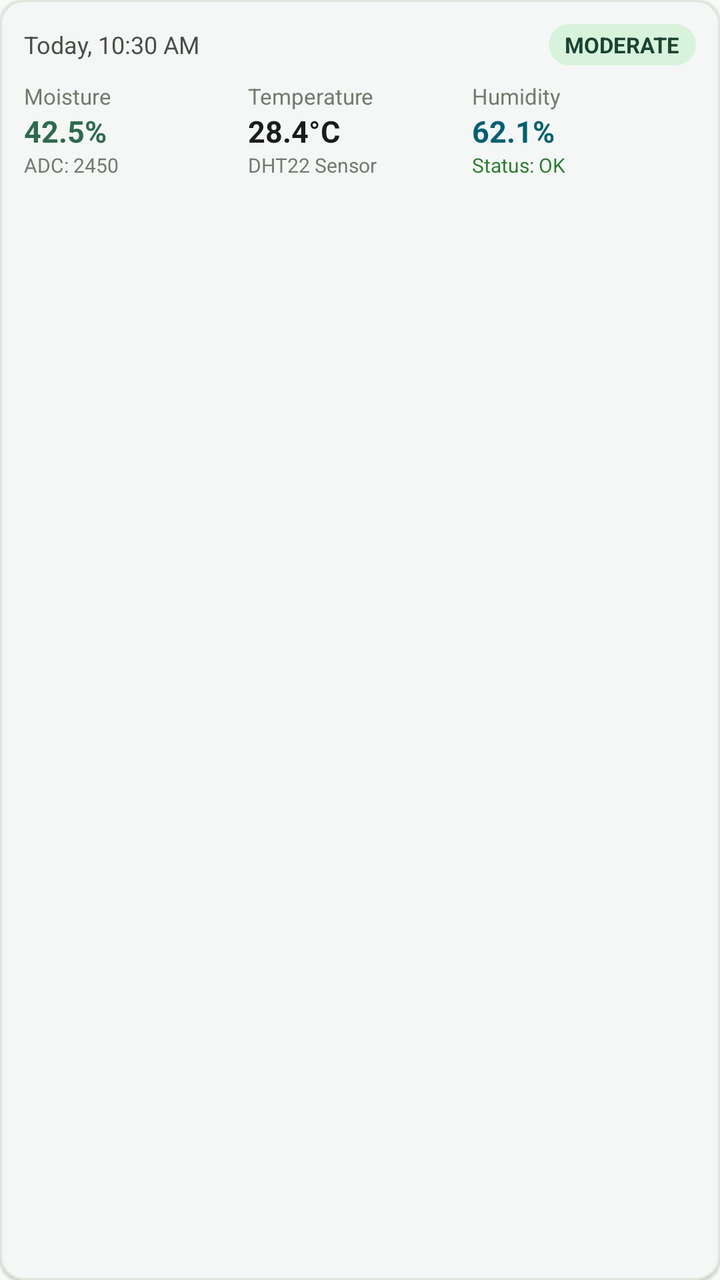
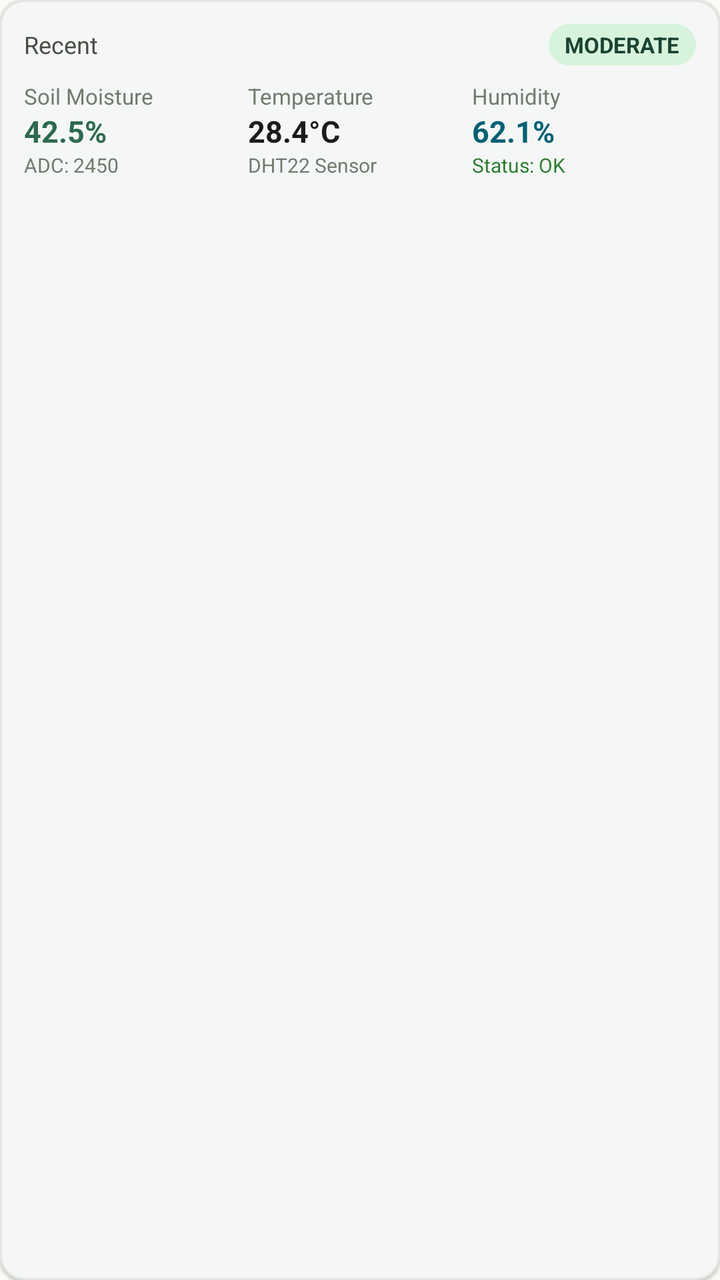

The first picture is an Android layout as it rendered before a commit; the second is the same layout after the commit. The layout source and the unified diff follow.
<!-- AndroidManifest.xml: application theme Theme.AgroSmart -->
<!-- res/layout/item_sensor_reading.xml -->
<?xml version="1.0" encoding="utf-8"?>
<com.google.android.material.card.MaterialCardView xmlns:android="http://schemas.android.com/apk/res/android"
    xmlns:app="http://schemas.android.com/apk/res-auto"
    android:layout_width="match_parent"
    android:layout_height="wrap_content"
    android:layout_marginBottom="8dp"
    app:cardBackgroundColor="@color/white"
    app:cardCornerRadius="12dp"
    app:cardElevation="1dp"
    app:strokeColor="@color/divider_line"
    app:strokeWidth="1dp">

    <LinearLayout
        android:layout_width="match_parent"
        android:layout_height="wrap_content"
        android:orientation="vertical"
        android:padding="12dp">

        <LinearLayout
            android:layout_width="match_parent"
            android:layout_height="wrap_content"
            android:gravity="center_vertical"
            android:orientation="horizontal">

            <TextView
                android:id="@+id/tvRecordedAt"
                android:layout_width="0dp"
                android:layout_height="wrap_content"
                android:layout_weight="1"
                android:text="Today, 10:30 AM"
                android:textColor="@color/text_secondary"
                android:textSize="12sp" />

            <TextView
                android:id="@+id/tvMoistureBadge"
                android:layout_width="wrap_content"
                android:layout_height="wrap_content"
                android:background="@drawable/bg_rounded_card"
                android:backgroundTint="@color/forest_green_surface"
                android:paddingStart="8dp"
                android:paddingTop="3dp"
                android:paddingEnd="8dp"
                android:paddingBottom="3dp"
                android:text="MODERATE"
                android:textColor="@color/forest_green_dark"
                android:textSize="11sp"
                android:textStyle="bold" />
        </LinearLayout>

        <LinearLayout
            android:layout_width="match_parent"
            android:layout_height="wrap_content"
            android:layout_marginTop="8dp"
            android:gravity="center_vertical"
            android:orientation="horizontal">

            
            <LinearLayout
                android:layout_width="0dp"
                android:layout_height="wrap_content"
                android:layout_weight="1"
                android:orientation="vertical">

                <TextView
                    android:layout_width="wrap_content"
                    android:layout_height="wrap_content"
                    android:text="Moisture"
                    android:textColor="@color/text_muted"
                    android:textSize="11sp" />

                <TextView
                    android:id="@+id/tvMoisturePct"
                    android:layout_width="wrap_content"
                    android:layout_height="wrap_content"
                    android:text="42.5%"
                    android:textColor="@color/forest_green_primary"
                    android:textSize="15sp"
                    android:textStyle="bold" />

                <TextView
                    android:id="@+id/tvRawAdc"
                    android:layout_width="wrap_content"
                    android:layout_height="wrap_content"
                    android:text="ADC: 2450"
                    android:textColor="@color/text_muted"
                    android:textSize="10sp" />
            </LinearLayout>

            
            <LinearLayout
                android:layout_width="0dp"
                android:layout_height="wrap_content"
                android:layout_weight="1"
                android:orientation="vertical">

                <TextView
                    android:layout_width="wrap_content"
                    android:layout_height="wrap_content"
                    android:text="Temperature"
                    android:textColor="@color/text_muted"
                    android:textSize="11sp" />

                <TextView
                    android:id="@+id/tvTemperature"
                    android:layout_width="wrap_content"
                    android:layout_height="wrap_content"
                    android:text="28.4°C"
                    android:textColor="@color/text_primary"
                    android:textSize="15sp"
                    android:textStyle="bold" />

                <TextView
                    android:layout_width="wrap_content"
                    android:layout_height="wrap_content"
                    android:text="DHT22 Sensor"
                    android:textColor="@color/text_muted"
                    android:textSize="10sp" />
            </LinearLayout>

            
            <LinearLayout
                android:layout_width="0dp"
                android:layout_height="wrap_content"
                android:layout_weight="1"
                android:orientation="vertical">

                <TextView
                    android:layout_width="wrap_content"
                    android:layout_height="wrap_content"
                    android:text="Humidity"
                    android:textColor="@color/text_muted"
                    android:textSize="11sp" />

                <TextView
                    android:id="@+id/tvHumidity"
                    android:layout_width="wrap_content"
                    android:layout_height="wrap_content"
                    android:text="62.1%"
                    android:textColor="@color/deep_teal"
                    android:textSize="15sp"
                    android:textStyle="bold" />

                <TextView
                    android:id="@+id/tvSensorStatus"
                    android:layout_width="wrap_content"
                    android:layout_height="wrap_content"
                    android:text="Status: OK"
                    android:textColor="@color/status_success"
                    android:textSize="10sp" />
            </LinearLayout>
        </LinearLayout>
    </LinearLayout>
</com.google.android.material.card.MaterialCardView>
<!-- resources referenced by this layout -->
<resources>
  <color name="deep_teal">#005F73</color>
  <color name="divider_line">#E2E5DD</color>
  <color name="forest_green_dark">#1B4332</color>
  <color name="forest_green_primary">#2D6A4F</color>
  <color name="forest_green_surface">#D8F3DC</color>
  <color name="status_success">#2E7D32</color>
  <color name="text_muted">#73796E</color>
  <color name="text_primary">#1A1C19</color>
  <color name="text_secondary">#4A4D46</color>
  <color name="white">#FFFFFF</color>
  <!-- drawable bg_rounded_card (drawable) -->
  <?xml version="1.0" encoding="utf-8"?>
  <shape xmlns:android="http://schemas.android.com/apk/res/android"
      android:shape="rectangle">
      <solid android:color="@color/bg_card_surface" />
      <corners android:radius="16dp" />
  </shape>
  <style name="Theme.AgroSmart" parent="Theme.Material3.DayNight.NoActionBar">
          
          <item name="colorPrimary">@color/forest_green_primary</item>
          <item name="colorPrimaryVariant">@color/forest_green_dark</item>
          <item name="colorOnPrimary">@color/white</item>
          <item name="colorSecondary">@color/leaf_green</item>
          <item name="colorSecondaryVariant">@color/forest_green_light</item>
          <item name="colorOnSecondary">@color/white</item>
  
          
          <item name="android:windowBackground">@color/bg_warm_cream</item>
          <item name="colorSurface">@color/bg_card_surface</item>
          <item name="colorOnSurface">@color/text_primary</item>
  
          
          <item name="android:statusBarColor">@color/forest_green_dark</item>
          <item name="android:windowLightStatusBar">false</item>
          <item name="android:navigationBarColor">@color/white</item>
          <item name="android:windowLightNavigationBar">true</item>
      </style>
  <color name="bg_card_surface">#FFFFFF</color>
  <color name="leaf_green">#52B788</color>
  <color name="forest_green_light">#40916C</color>
  <color name="bg_warm_cream">#F9FBF7</color>
</resources>

<!-- the commit's change to res/layout/item_sensor_reading.xml (unified diff, before → after) -->
@@ -27,7 +27,7 @@
                 android:layout_width="0dp"
                 android:layout_height="wrap_content"
                 android:layout_weight="1"
-                android:text="Today, 10:30 AM"
+                android:text="@string/recent_label"
                 android:textColor="@color/text_secondary"
                 android:textSize="12sp" />
 
@@ -41,7 +41,7 @@
                 android:paddingTop="3dp"
                 android:paddingEnd="8dp"
                 android:paddingBottom="3dp"
-                android:text="MODERATE"
+                android:text="@string/iot_status_moderate"
                 android:textColor="@color/forest_green_dark"
                 android:textSize="11sp"
                 android:textStyle="bold" />
@@ -64,7 +64,7 @@
                 <TextView
                     android:layout_width="wrap_content"
                     android:layout_height="wrap_content"
-                    android:text="Moisture"
+                    android:text="@string/iot_soil_moisture"
                     android:textColor="@color/text_muted"
                     android:textSize="11sp" />
 
@@ -96,7 +96,7 @@
                 <TextView
                     android:layout_width="wrap_content"
                     android:layout_height="wrap_content"
-                    android:text="Temperature"
+                    android:text="@string/temperature_label"
                     android:textColor="@color/text_muted"
                     android:textSize="11sp" />
 
@@ -127,7 +127,7 @@
                 <TextView
                     android:layout_width="wrap_content"
                     android:layout_height="wrap_content"
-                    android:text="Humidity"
+                    android:text="@string/humidity_label"
                     android:textColor="@color/text_muted"
                     android:textSize="11sp" />
 
<!-- resource entries referenced after the edit -->
@@ -17,6 +17,11 @@
       <solid android:color="@color/bg_card_surface" />
       <corners android:radius="16dp" />
   </shape>
+  <string name="humidity_label">Humidity</string>
+  <string name="iot_soil_moisture">Soil Moisture</string>
+  <string name="iot_status_moderate">MODERATE</string>
+  <string name="recent_label">Recent</string>
+  <string name="temperature_label">Temperature</string>
   <style name="Theme.AgroSmart" parent="Theme.Material3.DayNight.NoActionBar">
           
           <item name="colorPrimary">@color/forest_green_primary</item>
